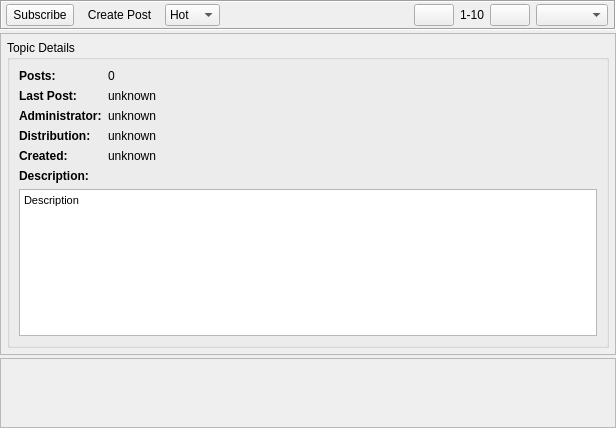
Old version of the form retroshare-gui/src/gui/Posted/PostedListWidget.ui in the repository RetroShare/RetroShare.
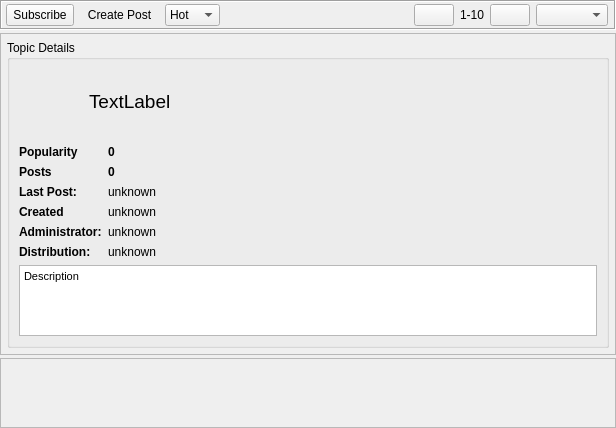
New version of the form. Icons and pictures are not drawn. Custom widgets are drawn as their Qt base class.

Commit message: improved Topics details view

```diff
--- a/retroshare-gui/src/gui/Posted/PostedListWidget.ui
+++ b/retroshare-gui/src/gui/Posted/PostedListWidget.ui
@@ -243,17 +243,52 @@
         <property name="checkable">
          <bool>false</bool>
         </property>
-        <layout class="QGridLayout" name="gridLayout_2">
-         <item row="0" column="0">
-          <layout class="QGridLayout" name="gridLayout">
+        <layout class="QGridLayout" name="gridLayout">
+         <item row="0" column="0" colspan="2">
+          <layout class="QHBoxLayout" name="horizontalLayout">
+           <item>
+            <widget class="QLabel" name="logoLabel">
+             <property name="minimumSize">
+              <size>
+               <width>64</width>
+               <height>64</height>
+              </size>
+             </property>
+             <property name="maximumSize">
+              <size>
+               <width>64</width>
+               <height>64</height>
+              </size>
+             </property>
+             <property name="pixmap">
+              <pixmap resource="../icons.qrc">:/icons/png/postedlinks.png</pixmap>
+             </property>
+             <property name="scaledContents">
+              <bool>true</bool>
+             </property>
+            </widget>
+           </item>
+           <item>
+            <widget class="QLabel" name="namelabel">
+             <property name="font">
+              <font>
+               <pointsize>14</pointsize>
+              </font>
+             </property>
+             <property name="text">
+              <string>TextLabel</string>
+             </property>
+            </widget>
+           </item>
+          </layout>
+         </item>
+         <item row="1" column="0">
+          <layout class="QFormLayout" name="formLayout">
+           <property name="topMargin">
+            <number>6</number>
+           </property>
            <item row="0" column="0">
-            <widget class="QLabel" name="infoPostsLabel">
-             <property name="sizePolicy">
-              <sizepolicy hsizetype="Maximum" vsizetype="Preferred">
-               <horstretch>0</horstretch>
-               <verstretch>0</verstretch>
-              </sizepolicy>
-             </property>
+            <widget class="QLabel" name="label_4">
              <property name="font">
               <font>
                <weight>75</weight>
@@ -261,58 +296,25 @@
               </font>
              </property>
              <property name="text">
-              <string>Posts:</string>
+              <string>Popularity</string>
              </property>
             </widget>
            </item>
            <item row="0" column="1">
-            <widget class="QLabel" name="infoPosts">
+            <widget class="QLabel" name="poplabel">
+             <property name="font">
+              <font>
+               <weight>75</weight>
+               <bold>true</bold>
+              </font>
+             </property>
              <property name="text">
-              <string notr="true">0</string>
+              <string>0</string>
              </property>
             </widget>
            </item>
-           <item row="0" column="2" rowspan="6">
-            <layout class="QVBoxLayout" name="verticalLayout_3">
-             <item>
-              <widget class="QLabel" name="logoLabel">
-               <property name="minimumSize">
-                <size>
-                 <width>64</width>
-                 <height>64</height>
-                </size>
-               </property>
-               <property name="maximumSize">
-                <size>
-                 <width>64</width>
-                 <height>64</height>
-                </size>
-               </property>
-               <property name="pixmap">
-                <pixmap resource="../icons.qrc">:/icons/png/postedlinks.png</pixmap>
-               </property>
-               <property name="scaledContents">
-                <bool>true</bool>
-               </property>
-              </widget>
-             </item>
-             <item>
-              <spacer name="verticalSpacer">
-               <property name="orientation">
-                <enum>Qt::Vertical</enum>
-               </property>
-               <property name="sizeHint" stdset="0">
-                <size>
-                 <width>20</width>
-                 <height>28</height>
-                </size>
-               </property>
-              </spacer>
-             </item>
-            </layout>
-           </item>
            <item row="1" column="0">
-            <widget class="QLabel" name="infoLastPostLabel">
+            <widget class="QLabel" name="infoPostsLabel">
              <property name="sizePolicy">
               <sizepolicy hsizetype="Maximum" vsizetype="Preferred">
                <horstretch>0</horstretch>
@@ -326,18 +328,44 @@
               </font>
              </property>
              <property name="text">
-              <string>Last Post:</string>
+              <string>Posts</string>
              </property>
             </widget>
            </item>
            <item row="1" column="1">
-            <widget class="QLabel" name="infoLastPost">
+            <widget class="QLabel" name="infoPosts">
+             <property name="font">
+              <font>
+               <weight>75</weight>
+               <bold>true</bold>
+              </font>
+             </property>
              <property name="text">
-              <string notr="true">unknown</string>
+              <string notr="true">0</string>
              </property>
             </widget>
            </item>
-           <item row="2" column="0">
+           <item row="4" column="0">
+            <widget class="QLabel" name="createdlabel">
+             <property name="font">
+              <font>
+               <weight>75</weight>
+               <bold>true</bold>
+              </font>
+             </property>
+             <property name="text">
+              <string>Created</string>
+             </property>
+            </widget>
+           </item>
+           <item row="4" column="1">
+            <widget class="QLabel" name="createdinfolabel">
+             <property name="text">
+              <string>unknown</string>
+             </property>
+            </widget>
+           </item>
+           <item row="6" column="0">
             <widget class="QLabel" name="label">
              <property name="font">
               <font>
@@ -350,7 +378,7 @@
              </property>
             </widget>
            </item>
-           <item row="2" column="1">
+           <item row="6" column="1">
             <widget class="GxsIdLabel" name="infoAdministrator">
              <property name="text">
               <string>unknown</string>
@@ -360,7 +388,7 @@
              </property>
             </widget>
            </item>
-           <item row="3" column="0">
+           <item row="7" column="0">
             <widget class="QLabel" name="label_3">
              <property name="font">
               <font>
@@ -373,15 +401,21 @@
              </property>
             </widget>
            </item>
-           <item row="3" column="1">
+           <item row="7" column="1">
             <widget class="QLabel" name="infoDistribution">
              <property name="text">
               <string>unknown</string>
              </property>
             </widget>
            </item>
-           <item row="4" column="0">
-            <widget class="QLabel" name="createdlabel">
+           <item row="3" column="0">
+            <widget class="QLabel" name="infoLastPostLabel">
+             <property name="sizePolicy">
+              <sizepolicy hsizetype="Maximum" vsizetype="Preferred">
+               <horstretch>0</horstretch>
+               <verstretch>0</verstretch>
+              </sizepolicy>
+             </property>
              <property name="font">
               <font>
                <weight>75</weight>
@@ -389,34 +423,37 @@
               </font>
              </property>
              <property name="text">
-              <string>Created:</string>
+              <string>Last Post:</string>
              </property>
             </widget>
            </item>
-           <item row="4" column="1">
-            <widget class="QLabel" name="createdinfolabel">
+           <item row="3" column="1">
+            <widget class="QLabel" name="infoLastPost">
              <property name="text">
-              <string>unknown</string>
-             </property>
-            </widget>
-           </item>
-           <item row="5" column="0">
-            <widget class="QLabel" name="infoDescriptionLabel">
-             <property name="font">
-              <font>
-               <weight>75</weight>
-               <bold>true</bold>
-              </font>
-             </property>
-             <property name="text">
-              <string>Description:</string>
+              <string notr="true">unknown</string>
              </property>
             </widget>
            </item>
           </layout>
          </item>
-         <item row="1" column="0">
+         <item row="1" column="1">
+          <spacer name="horizontalSpacer_3">
+           <property name="orientation">
+            <enum>Qt::Horizontal</enum>
+           </property>
+           <property name="sizeHint" stdset="0">
+            <size>
+             <width>421</width>
+             <height>114</height>
+            </size>
+           </property>
+          </spacer>
+         </item>
+         <item row="2" column="0" colspan="2">
           <widget class="QTextBrowser" name="infoDescription">
+           <property name="styleSheet">
+            <string notr="true"/>
+           </property>
            <property name="html">
             <string notr="true">&lt;!DOCTYPE HTML PUBLIC &quot;-//W3C//DTD HTML 4.0//EN&quot; &quot;http://www.w3.org/TR/REC-html40/strict.dtd&quot;&gt;
 &lt;html&gt;&lt;head&gt;&lt;meta name=&quot;qrichtext&quot; content=&quot;1&quot; /&gt;&lt;style type=&quot;text/css&quot;&gt;
```
The commit also changes 2 other files.
